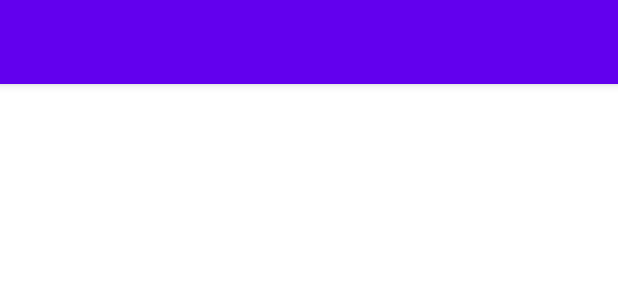
After one commit to minsa97/android_kkangsam, an Android app: the layout activity_option_menu_test.xml on its own in the app's theme, with its tools: preview values and no code run, on a phone screen of 412 x 824 dp. The commit adds this screen. Shown: the top 300 px of the screen. Run offline under Robolectric (Android 15) with nearby library versions, the phone set to English and light mode, and no system bars.

Commit message:
lab12 OptionMenuTest 옵션메뉴(Action bar 숨기기)

```diff
--- /dev/null
+++ b/app/src/main/res/layout/activity_option_menu_test.xml
@@ -0,0 +1,16 @@
+<?xml version="1.0" encoding="utf-8"?>
+<LinearLayout xmlns:android="http://schemas.android.com/apk/res/android"
+    xmlns:app="http://schemas.android.com/apk/res-auto"
+    xmlns:tools="http://schemas.android.com/tools"
+    android:layout_width="match_parent"
+    android:layout_height="match_parent"
+    android:orientation="vertical"
+    tools:context=".lab11.OptionMenuTest">
+
+    <androidx.appcompat.widget.Toolbar
+        android:id="@+id/toolbar"
+        style="@style/Widget.MaterialComponents.Toolbar.Primary"
+        android:layout_width="match_parent"
+        android:layout_height="wrap_content"/>
+
+</LinearLayout>
--- a/app/src/main/res/values/themes.xml
+++ b/app/src/main/res/values/themes.xml
@@ -1,6 +1,7 @@
 <resources xmlns:tools="http://schemas.android.com/tools">
     <!-- Base application theme. -->
-    <style name="Theme.Kkangsam" parent="Theme.MaterialComponents.DayNight.DarkActionBar">
+<!--    <style name="Theme.Kkangsam" parent="Theme.MaterialComponents.DayNight.DarkActionBar">-->
+    <style name="Theme.Kkangsam" parent="Theme.MaterialComponents.DayNight.NoActionBar">
         <!-- Primary brand color. -->
         <item name="colorPrimary">@color/purple_500</item>
         <item name="colorPrimaryVariant">@color/purple_700</item>
```
Also changed, not shown: app/src/main/AndroidManifest.xml (+8 -6 lines), app/src/main/java/com/mctlhg/kkangsam/lab11/OptionMenuTest.kt (added, +36 -0 lines), app/src/main/java/com/mctlhg/kkangsam/lab8/Checkbox_Test.kt (+5 -5 lines), app/src/main/res/menu/menu_test.xml (added, +18 -0 lines).
